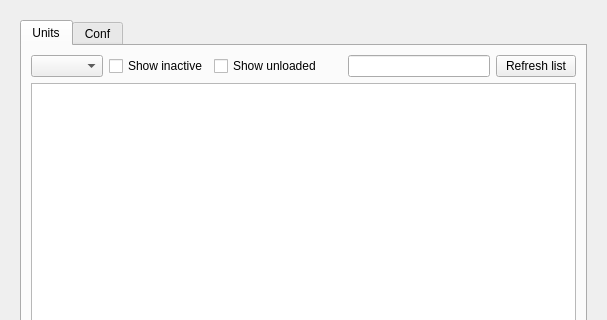
This is ui/kcmsystemd.ui in rthomsen/kcmsystemd as Qt 5 draws it before an edit; both pictures show x 0 to 607 and y 0 to 320 of the 607 by 766 pixel window. The edited form follows.
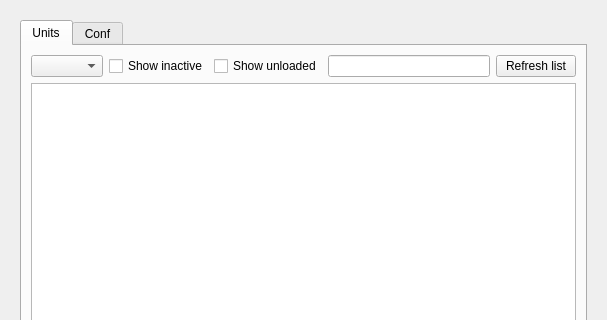
This is the edited form.

Commit message: Removed horizontal spacer on units tab.

Diff of the .ui file:
```diff
--- a/ui/kcmsystemd.ui
+++ b/ui/kcmsystemd.ui
@@ -111,22 +111,6 @@
                </property>
               </widget>
              </item>
-             <item>
-              <spacer name="horizontalSpacer_4">
-               <property name="orientation">
-                <enum>Qt::Horizontal</enum>
-               </property>
-               <property name="sizeType">
-                <enum>QSizePolicy::Fixed</enum>
-               </property>
-               <property name="sizeHint" stdset="0">
-                <size>
-                 <width>20</width>
-                 <height>20</height>
-                </size>
-               </property>
-              </spacer>
-             </item>
              <item>
               <widget class="QLineEdit" name="leSearchUnit">
                <property name="clearButtonEnabled">
```
